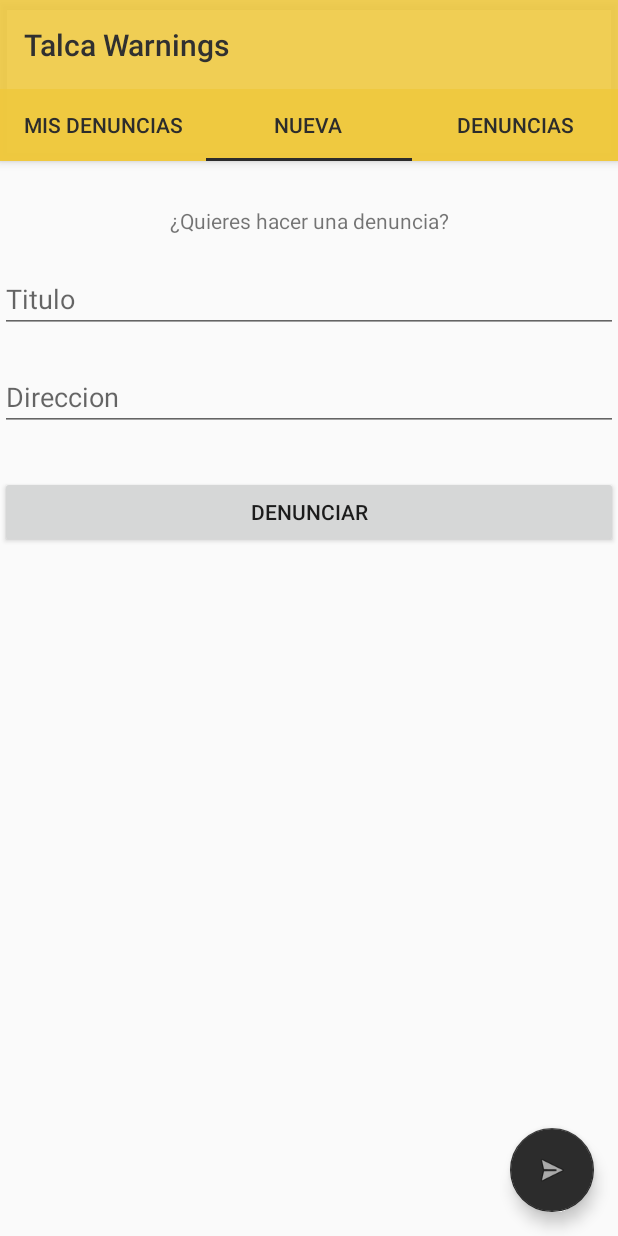
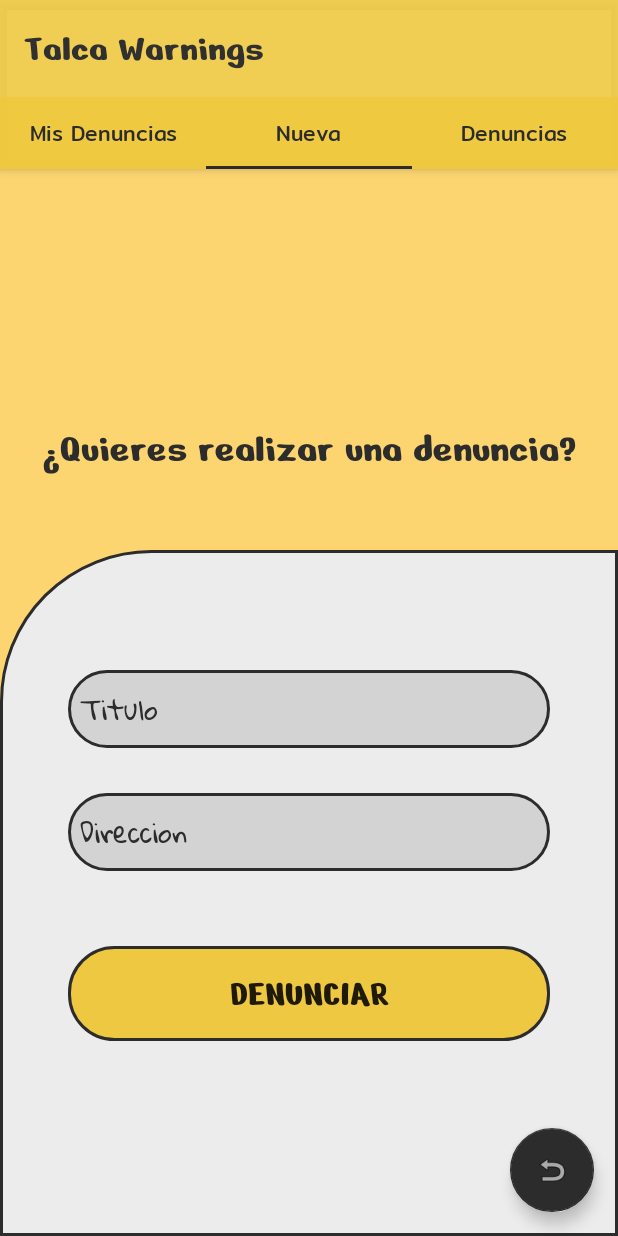
Before and after one commit to LuxCaro19/TalcaWarnings, an Android app: the screen it shows after launch (MainActivity), tab 2 chosen, on a phone screen of 412 x 824 dp. Run offline under Robolectric (Android 15) with nearby library versions, the phone set to English and light mode, and no system bars; our stand-ins replace Firebase (no records; nobody signed in at launch, a user with empty details on screens opened directly).

Commit message:
Modelado del formulario avanzado

```diff
--- /dev/null
+++ b/app/src/main/res/drawable/button_denunciar.xml
@@ -0,0 +1,8 @@
+<?xml version="1.0" encoding="utf-8"?>
+<shape xmlns:android="http://schemas.android.com/apk/res/android">
+
+    <solid android:color="@color/botonDenunciarColor"/>
+    <corners android:radius="30dp"/>
+    <stroke android:width="2dp" android:color="@color/colorAccent"/>
+
+</shape>
--- /dev/null
+++ b/app/src/main/res/drawable/card_panel_form.xml
@@ -0,0 +1,9 @@
+<?xml version="1.0" encoding="utf-8"?>
+<shape xmlns:android="http://schemas.android.com/apk/res/android">
+
+    <solid android:color="@color/formCardPanel"/>
+    <corners android:topLeftRadius="100dp"/>
+    <stroke android:width="2dp" android:color="@color/colorAccent"/>
+
+
+</shape>
--- /dev/null
+++ b/app/src/main/res/drawable/form_panel.xml
@@ -0,0 +1,8 @@
+<?xml version="1.0" encoding="utf-8"?>
+<shape xmlns:android="http://schemas.android.com/apk/res/android">
+
+    <stroke android:width="2dp" android:color="@color/colorAccent"/>
+    <corners android:radius="30dp"/>
+    <solid android:color="@color/formDenunciarBackColor"/>
+
+</shape>
--- a/app/src/main/res/layout/activity_main.xml
+++ b/app/src/main/res/layout/activity_main.xml
@@ -20,6 +20,8 @@
             android:padding="@dimen/appbar_padding"
             android:text="@string/app_name"
             android:textColor="#303030"
+            android:fontFamily="@font/nerko_one"
+            android:textSize="25dp"
             android:textAppearance="@style/TextAppearance.Widget.AppCompat.Toolbar.Title" />
 
         <com.google.android.material.tabs.TabLayout
@@ -28,6 +30,9 @@
             android:layout_height="wrap_content"
             android:background="?attr/colorPrimary"
             app:tabTextColor="@color/colorAccent"
+            app:tabTextAppearance="@style/font_tabs_mitr"
+
+
             />
     </com.google.android.material.appbar.AppBarLayout>
 
@@ -43,6 +48,6 @@
         android:layout_height="wrap_content"
         android:layout_gravity="bottom|end"
         android:layout_margin="@dimen/fab_margin"
-        app:srcCompat="@android:drawable/ic_menu_send"
+        app:srcCompat="@android:drawable/ic_menu_revert"
         />
 </androidx.coordinatorlayout.widget.CoordinatorLayout>
--- a/app/src/main/res/layout/fragment_nuevo.xml
+++ b/app/src/main/res/layout/fragment_nuevo.xml
@@ -1,21 +1,44 @@
 <?xml version="1.0" encoding="utf-8"?>
-<LinearLayout xmlns:android="http://schemas.android.com/apk/res/android"
+<RelativeLayout xmlns:android="http://schemas.android.com/apk/res/android"
     xmlns:tools="http://schemas.android.com/tools"
     android:layout_width="match_parent"
     android:layout_height="match_parent"
-    android:orientation="vertical"
-    tools:context=".ui.main.NuevoFragment">
+    tools:context=".ui.main.NuevoFragment"
+    android:background="@color/backFragments"
 
+    >
 
     <TextView
 
-        android:layout_marginTop="30dp"
+
         android:layout_width="match_parent"
         android:layout_height="wrap_content"
-        android:text="¿Quieres hacer una denuncia?"
+        android:text="¿Quieres realizar una denuncia?"
         android:gravity="center"
+        android:layout_above="@id/nuevo_LinearLayout"
+        android:layout_marginBottom="50dp"
+
+        android:fontFamily="@font/nerko_one"
+        android:textSize="27dp"
+        android:textColor="@color/colorAccent"
 
         />
+
+        <LinearLayout
+            android:id="@+id/nuevo_LinearLayout"
+            android:layout_width="match_parent"
+            android:layout_height="wrap_content"
+            android:orientation="vertical"
+            android:layout_alignParentBottom="true"
+            android:paddingBottom="130dp"
+            android:background="@drawable/card_panel_form"
+            android:paddingLeft="45dp"
+            android:paddingRight="45dp"
+            android:paddingTop="60dp"
+
+            >
+
+
 
 
             <EditText
@@ -25,30 +48,55 @@
                 android:layout_width="match_parent"
                 android:layout_height="wrap_content"
                 android:hint="Titulo"
+                android:background="@drawable/form_panel"
+                android:textColorHint="@color/colorAccent"
+                android:fontFamily="@font/gloria_hallelujah"
+                android:padding="8dp"
+                />
 
-        />
+
+
+
 
             <EditText
 
                 android:id="@+id/nuevo_input_direccion"
-        android:layout_marginTop="20dp"
+                android:layout_marginTop="30dp"
                 android:layout_width="match_parent"
                 android:layout_height="wrap_content"
                 android:hint="Direccion"
+                android:background="@drawable/form_panel"
+                android:textColorHint="@color/colorAccent"
+
+                android:fontFamily="@font/gloria_hallelujah"
+                android:padding="8dp"
+
 
                 />
 
 
             <Button
                 android:id="@+id/nuevo_bt_crearDenuncia"
-        android:layout_marginTop="30dp"
+                android:layout_marginTop="50dp"
                 android:layout_width="match_parent"
                 android:layout_height="wrap_content"
                 android:text="Denunciar"
+                android:padding="15dp"
+                android:fontFamily="@font/nerko_one"
+                android:textSize="25dp"
+                android:background="@drawable/button_denunciar"
 
                 />
 
 
+        </LinearLayout>
 
 
-</LinearLayout>
+
+
+
+
+
+
+
+</RelativeLayout>
--- a/app/src/main/res/values/colors.xml
+++ b/app/src/main/res/values/colors.xml
@@ -3,4 +3,9 @@
     <color name="colorPrimary">#DFEFC83D</color>
     <color name="colorPrimaryDark">#D8C3A614</color>
     <color name="colorAccent">#2C2C2C</color>
+    <color name="backFragments">#8BFFB700</color>
+    <color name="formCardPanel">#EDECEC</color>
+    <color name="botonDenunciarColor">#F8EFC83D</color>
+    <color name="formDenunciarBackColor">#8ABFBFBF</color>
+
 </resources>
--- a/app/src/main/res/values/styles.xml
+++ b/app/src/main/res/values/styles.xml
@@ -1,6 +1,6 @@
 <resources>
     <!-- Base application theme. -->
-    <style name="AppTheme" parent="Theme.AppCompat.Light.DarkActionBar">
+    <style name="AppTheme" parent="Theme.AppCompat.Light.NoActionBar">
         <!-- Customize your theme here. -->
         <item name="colorPrimary">@color/colorPrimary</item>
         <item name="colorPrimaryDark">@color/colorPrimaryDark</item>
@@ -16,4 +16,8 @@
 
     <style name="AppTheme.PopupOverlay" parent="ThemeOverlay.AppCompat.Light" />
 
+    <style name="font_tabs_mitr" parent="@android:style/TextAppearance.Small">
+        <item name="android:fontFamily">@font/mitr</item>
+    </style>
+
 </resources>
```
Also changed, not shown: app/src/main/res/layout/fragment_denuncias.xml (+7 -3 lines), app/src/main/res/layout/fragment_main.xml (deleted, +0 -23 lines), app/src/main/res/layout/fragment_mis_denuncias.xml (+11 -6 lines), app/src/main/res/font/gloria_hallelujah.ttf (added), app/src/main/res/font/mitr.ttf (added), app/src/main/res/font/nerko_one.ttf (added). Lines whose indentation alone changed are shown as unchanged.
